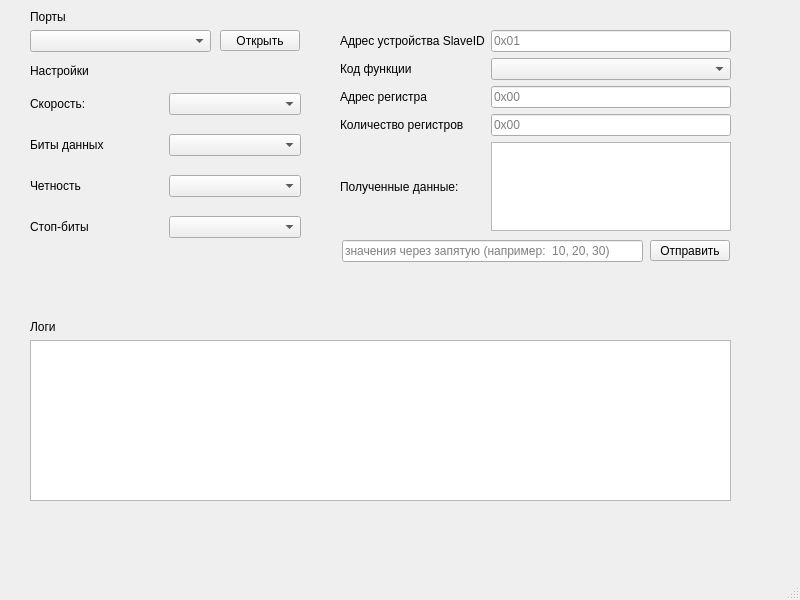
smukm/modbus, file mainwindow.ui: the form before one commit.
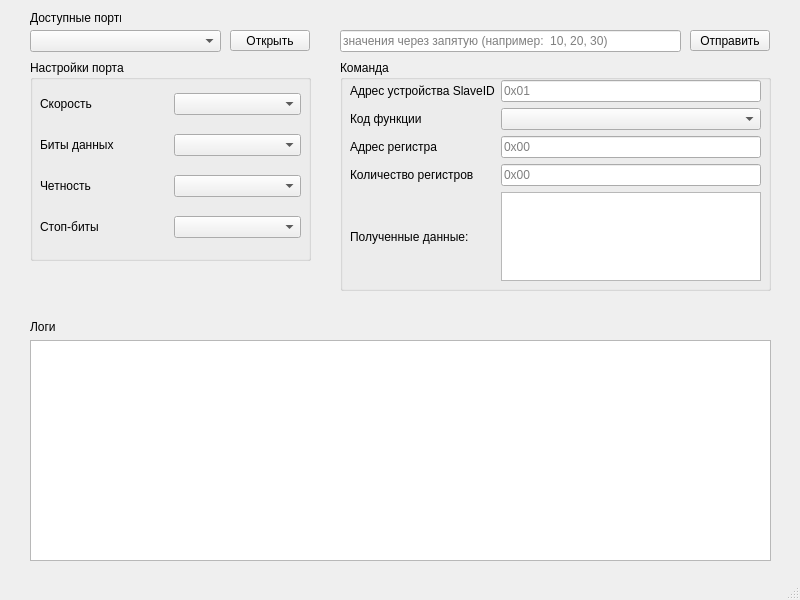
The form after the commit.

```diff
--- a/mainwindow.ui
+++ b/mainwindow.ui
@@ -19,7 +19,7 @@
      <rect>
       <x>30</x>
       <y>30</y>
-      <width>181</width>
+      <width>191</width>
       <height>22</height>
      </rect>
     </property>
@@ -29,18 +29,18 @@
      <rect>
       <x>30</x>
       <y>10</y>
-      <width>41</width>
-      <height>14</height>
+      <width>91</width>
+      <height>16</height>
      </rect>
     </property>
     <property name="text">
-     <string>Порты</string>
+     <string>Доступные порты</string>
     </property>
    </widget>
    <widget class="QPushButton" name="btnApply">
     <property name="geometry">
      <rect>
-      <x>220</x>
+      <x>230</x>
       <y>30</y>
       <width>80</width>
       <height>21</height>
@@ -50,12 +50,73 @@
      <string>Открыть</string>
     </property>
    </widget>
+   <widget class="QPushButton" name="btnSendData">
+    <property name="geometry">
+     <rect>
+      <x>690</x>
+      <y>30</y>
+      <width>80</width>
+      <height>21</height>
+     </rect>
+    </property>
+    <property name="text">
+     <string>Отправить</string>
+    </property>
+   </widget>
+   <widget class="QTextEdit" name="textEditLog">
+    <property name="geometry">
+     <rect>
+      <x>30</x>
+      <y>340</y>
+      <width>741</width>
+      <height>221</height>
+     </rect>
+    </property>
+   </widget>
+   <widget class="QLabel" name="label_12">
+    <property name="geometry">
+     <rect>
+      <x>30</x>
+      <y>320</y>
+      <width>41</width>
+      <height>14</height>
+     </rect>
+    </property>
+    <property name="text">
+     <string>Логи</string>
+    </property>
+   </widget>
+   <widget class="QLineEdit" name="leData">
+    <property name="geometry">
+     <rect>
+      <x>340</x>
+      <y>30</y>
+      <width>341</width>
+      <height>22</height>
+     </rect>
+    </property>
+    <property name="placeholderText">
+     <string>значения через запятую (например:  10, 20, 30)</string>
+    </property>
+   </widget>
+   <widget class="QGroupBox" name="groupBox">
+    <property name="geometry">
+     <rect>
+      <x>30</x>
+      <y>60</y>
+      <width>281</width>
+      <height>201</height>
+     </rect>
+    </property>
+    <property name="title">
+     <string>Настройки порта</string>
+    </property>
    <widget class="QWidget" name="gridLayoutWidget">
     <property name="geometry">
      <rect>
-      <x>30</x>
-      <y>80</y>
-      <width>271</width>
+       <x>10</x>
+       <y>20</y>
+       <width>261</width>
       <height>171</height>
      </rect>
     </property>
@@ -86,7 +147,7 @@
      <item row="0" column="0">
       <widget class="QLabel" name="label_3">
        <property name="text">
-        <string>Скорость:</string>
+         <string>Скорость</string>
        </property>
       </widget>
      </item>
@@ -102,38 +163,25 @@
      </item>
     </layout>
    </widget>
-   <widget class="QLabel" name="label_2">
+   </widget>
+   <widget class="QGroupBox" name="groupBox_2">
     <property name="geometry">
      <rect>
-      <x>30</x>
+      <x>340</x>
       <y>60</y>
-      <width>98</width>
-      <height>22</height>
+      <width>431</width>
+      <height>231</height>
      </rect>
     </property>
-    <property name="text">
-     <string>Настройки</string>
+    <property name="title">
+     <string>Команда</string>
     </property>
-   </widget>
-   <widget class="QPushButton" name="btnSendData">
-    <property name="geometry">
-     <rect>
-      <x>650</x>
-      <y>240</y>
-      <width>80</width>
-      <height>21</height>
-     </rect>
-    </property>
-    <property name="text">
-     <string>Отправить</string>
-    </property>
-   </widget>
    <widget class="QWidget" name="gridLayoutWidget_2">
     <property name="geometry">
      <rect>
-      <x>340</x>
-      <y>30</y>
-      <width>391</width>
+       <x>10</x>
+       <y>20</y>
+       <width>411</width>
       <height>201</height>
      </rect>
     </property>
@@ -202,41 +250,6 @@
      </item>
     </layout>
    </widget>
-   <widget class="QTextEdit" name="textEditLog">
-    <property name="geometry">
-     <rect>
-      <x>30</x>
-      <y>340</y>
-      <width>701</width>
-      <height>161</height>
-     </rect>
-    </property>
-   </widget>
-   <widget class="QLabel" name="label_12">
-    <property name="geometry">
-     <rect>
-      <x>30</x>
-      <y>320</y>
-      <width>41</width>
-      <height>14</height>
-     </rect>
-    </property>
-    <property name="text">
-     <string>Логи</string>
-    </property>
-   </widget>
-   <widget class="QLineEdit" name="leData">
-    <property name="geometry">
-     <rect>
-      <x>342</x>
-      <y>240</y>
-      <width>301</width>
-      <height>22</height>
-     </rect>
-    </property>
-    <property name="placeholderText">
-     <string>значения через запятую (например:  10, 20, 30)</string>
-    </property>
    </widget>
   </widget>
   <widget class="QMenuBar" name="menubar">
```
Left out of the diff: 16 changed lines with no effect on the pictures. Lines whose indentation alone changed are shown as unchanged.
